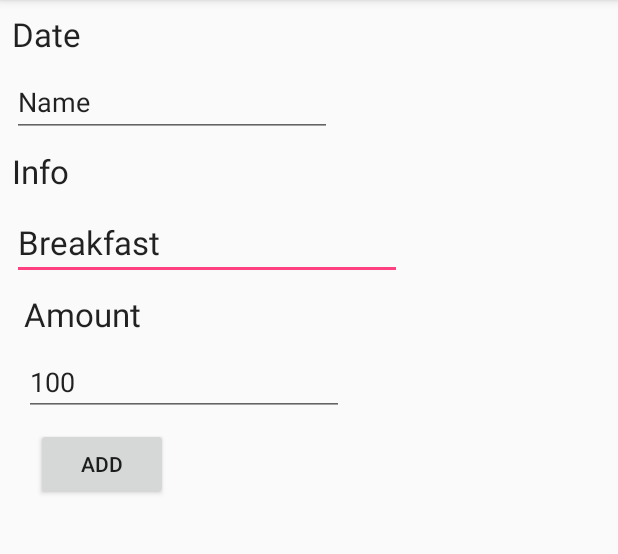
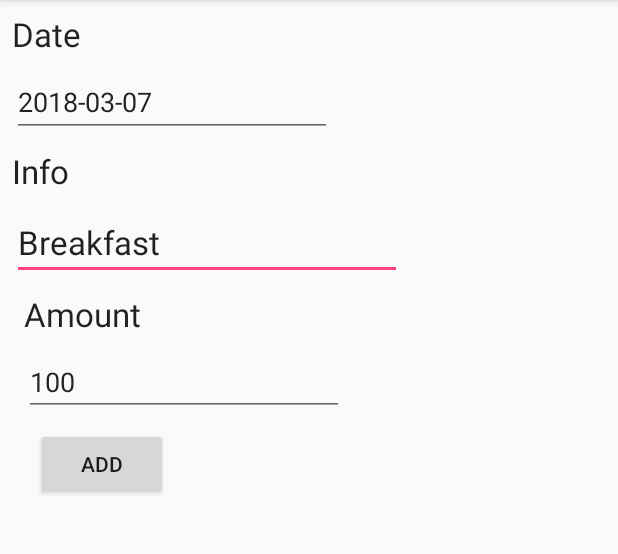
Before and after one commit to AM903103/Expense, an Android app: the AddActivity screen opened directly, with no data from a screen before it, after a tap on "ADD", on a phone screen of 412 x 824 dp, the part 84-638 px from its top. Run offline under Robolectric (Android 15) with nearby library versions, the phone set to English and light mode, and no system bars.

Commit message:
Add DBHelper for add AddActivity data to Sqlite.

```diff
--- a/app/src/main/java/com/gamma404/expense/AddActivity.java
+++ b/app/src/main/java/com/gamma404/expense/AddActivity.java
@@ -1,5 +1,6 @@
 package com.gamma404.expense;
 
+import android.content.ContentValues;
 import android.opengl.ETC1;
 import android.support.v7.app.AppCompatActivity;
 import android.os.Bundle;
@@ -36,5 +37,13 @@ public class AddActivity extends AppCompatActivity {
         String result ="date :" + date + " ,info :" + info + " ,amount :" + amount;
         Log.d(TAG, "add: " + result );
         Toast.makeText(this, result, Toast.LENGTH_LONG).show();
+
+        DBHelper helper = new DBHelper(this, "expense.db", null, 1);
+        ContentValues contenValues = new ContentValues();
+        contenValues.put("cdate",date);
+        contenValues.put("info",info);
+        contenValues.put("amount", amount);
+        helper.getWritableDatabase().insert("exp",null, contenValues);
+
     }
 }
--- /dev/null
+++ b/app/src/main/java/com/gamma404/expense/DBHelper.java
@@ -0,0 +1,28 @@
+package com.gamma404.expense;
+
+import android.content.Context;
+import android.database.sqlite.SQLiteDatabase;
+import android.database.sqlite.SQLiteOpenHelper;
+
+/**
+ * Created by forev on 2018/3/7.
+ */
+
+public class DBHelper extends SQLiteOpenHelper {
+    public DBHelper(Context context, String name, SQLiteDatabase.CursorFactory factory, int version) {
+        super(context, name, factory, version);
+    }
+
+    @Override
+    public void onCreate(SQLiteDatabase db) {
+        db.execSQL("create table exp ( _id INTEGER PRIMARY KEY, " +
+                "cdate TEXT, " +
+                "info TEXT, " +
+                "amount INTEGER )");
+    }
+
+    @Override
+    public void onUpgrade(SQLiteDatabase db, int oldVersion, int newVersion) {
+
+    }
+}
--- a/app/src/main/res/layout/activity_add.xml
+++ b/app/src/main/res/layout/activity_add.xml
@@ -57,7 +57,7 @@
         android:layout_marginTop="8dp"
         android:ems="10"
         android:inputType="textPersonName"
-        android:text="Name"
+        android:text="2018-03-07"
         app:layout_constraintStart_toStartOf="@+id/textView"
         app:layout_constraintTop_toBottomOf="@+id/textView" />
 
@@ -78,7 +78,7 @@
         android:layout_height="wrap_content"
         android:layout_marginStart="8dp"
         android:layout_marginTop="8dp"
-        android:onClick="and"
+        android:onClick="add"
         android:text="Add"
         app:layout_constraintStart_toStartOf="@+id/add_ed_amount"
         app:layout_constraintTop_toBottomOf="@+id/add_ed_amount" />
```
